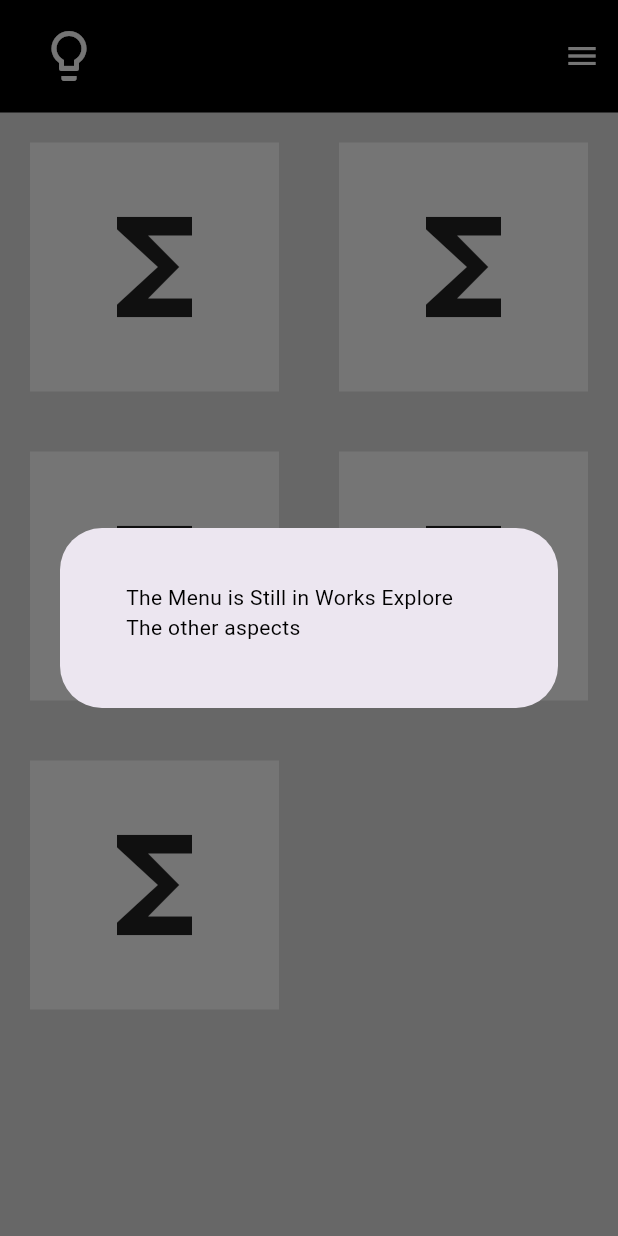
After one commit to angrezichatterbox/FlashCards, a Flutter app: the TopicPage screen opened directly, after a tap on the "menu" icon, on a phone screen of 412 x 824 dp. The commit adds this screen. Run offline on Flutter 3.47's test engine with Material 3 defaults, Android fonts, the phone set to English and light mode, and no system bars; our stand-ins replace flip_card; missing offline and left inert: flutter_timer_countdown; network calls fail.

Commit message:
Made a basic layout of complete app

```diff
--- /dev/null
+++ b/lib/pages/TopicsPage.dart
@@ -0,0 +1,184 @@
+import 'package:flash_cards/pages/FlipCard.dart';
+import 'package:flutter/material.dart';
+
+class TopicPage extends StatelessWidget {
+  const TopicPage({Key? key}) : super(key: key);
+
+  @override
+  Widget build(BuildContext context) {
+    return Scaffold(
+      backgroundColor: Colors.black12,
+      appBar: AppBar(
+        automaticallyImplyLeading: false,
+        backgroundColor: Colors.black,
+        toolbarHeight: 75,
+        leadingWidth: 15,
+        title: Row(
+          children: [
+            SizedBox(width: 10),
+            Icon(Icons.lightbulb_outlined, size: 40, color: Colors.white),
+          ],
+        ),
+        actions: <Widget>[
+          IconButton(
+            icon: Icon(
+              Icons.menu,
+              color: Colors.white,
+            ),
+            onPressed: () {
+              // Displaying a simple dialog with your text
+              showDialog(
+                context: context,
+                builder: (BuildContext context) {
+                  return AlertDialog(
+                    content: Padding(
+                      padding: EdgeInsets.all(20),
+                      child: Text(
+                          'The Menu is Still in Works Explore The other aspects',
+                          style: TextStyle(color: Colors.black)),
+                    ),
+                  );
+                },
+              );
+            },
+          )
+        ],
+      ),
+      body: GridView.count(
+        crossAxisCount: 2,
+        children: [
+          GestureDetector(
+            onTap: () {
+              // Your onTap action
+              Navigator.push(context,
+                  MaterialPageRoute(builder: (context) => MyFlipCard()));
+            },
+            child: Padding(
+              padding: EdgeInsets.all(20),
+              child: Container(
+                height: 50,
+                width: 50,
+                color: Colors.white,
+                child: Center(
+                  child: Icon(
+                    Icons.functions,
+                    size: 100,
+                  ),
+                ),
+              ),
+            ),
+          ),
+          GestureDetector(
+            onTap: () {
+              // Your onTap action
+              print('Container tapped!');
+            },
+            child: Padding(
+              padding: EdgeInsets.all(20),
+              child: Container(
+                height: 50,
+                width: 50,
+                color: Colors.white,
+                child: Center(
+                  child: Icon(
+                    Icons.functions,
+                    size: 100,
+                  ),
+                ),
+              ),
+            ),
+          ),
+          GestureDetector(
+            onTap: () {
+              // Your onTap action
+              print('Container tapped!');
+            },
+            child: Padding(
+              padding: EdgeInsets.all(20),
+              child: Container(
+                height: 50,
+                width: 50,
+                color: Colors.white,
+                child: Center(
+                  child: Icon(
+                    Icons.functions,
+                    size: 100,
+                  ),
+                ),
+              ),
+            ),
+          ),
+          GestureDetector(
+            onTap: () {
+              // Your onTap action
+              print('Container tapped!');
+            },
+            child: Padding(
+              padding: EdgeInsets.all(20),
+              child: Container(
+                height: 50,
+                width: 50,
+                color: Colors.white,
+                child: Center(
+                  child: Icon(
+                    Icons.functions,
+                    size: 100,
+                  ),
+                ),
+              ),
+            ),
+          ),
+          GestureDetector(
+            onTap: () {
+              // Your onTap action
+              print('Container tapped!');
+            },
+            child: Padding(
+              padding: EdgeInsets.all(20),
+              child: Container(
+                height: 50,
+                width: 50,
+                color: Colors.white,
+                child: Center(
+                  child: Icon(
+                    Icons.functions,
+                    size: 100,
+                  ),
+                ),
+              ),
+            ),
+          ),
+
+          // Add more Padding and Container widgets as needed
+        ],
+      ),
+    );
+  }
+}
+
+class PlaceholderScreen extends StatelessWidget {
+  @override
+  Widget build(BuildContext context) {
+    return Scaffold(
+      appBar: AppBar(
+        title: Text('Placeholder Screen'),
+      ),
+      body: Center(
+        child: Column(
+          mainAxisAlignment: MainAxisAlignment.center,
+          children: [
+            Icon(
+              Icons.functions,
+              size: 100,
+            ),
+            SizedBox(height: 20),
+            Text(
+              'This is a placeholder screen.',
+              style: TextStyle(fontSize: 18),
+            ),
+          ],
+        ),
+      ),
+    );
+  }
+}
--- a/pubspec.yaml
+++ b/pubspec.yaml
@@ -30,7 +30,11 @@ environment:
 dependencies:
   flutter:
     sdk: flutter
-
+  flip_card: ^0.7.0
+  flutter_timer_countdown: ^1.0.7
+  flutter_tex: ^4.0.6
+  carousel_slider: ^4.2.1
+  webview_flutter: ^4.4.4
 
   # The following adds the Cupertino Icons font to your application.
   # Use with the CupertinoIcons class for iOS style icons.
```
Also changed, not shown: lib/pages/ExplorePage.dart (+38 -38 lines), lib/pages/FlipCard.dart (added, +121 -0 lines), pubspec.lock, 12 other files.
